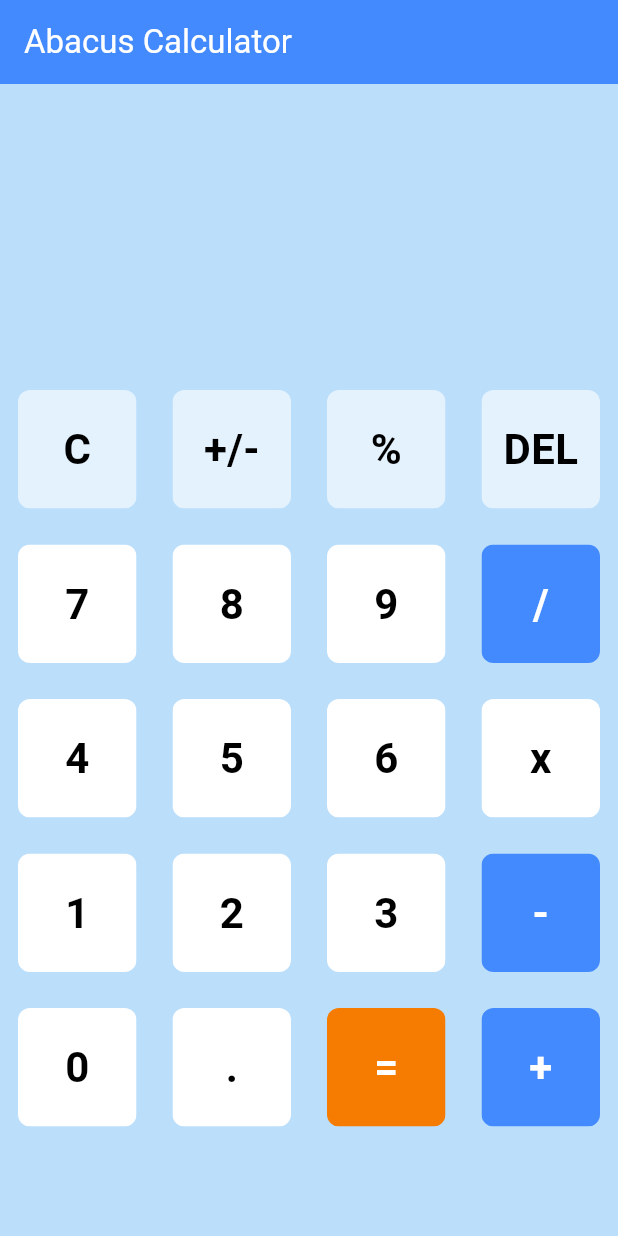
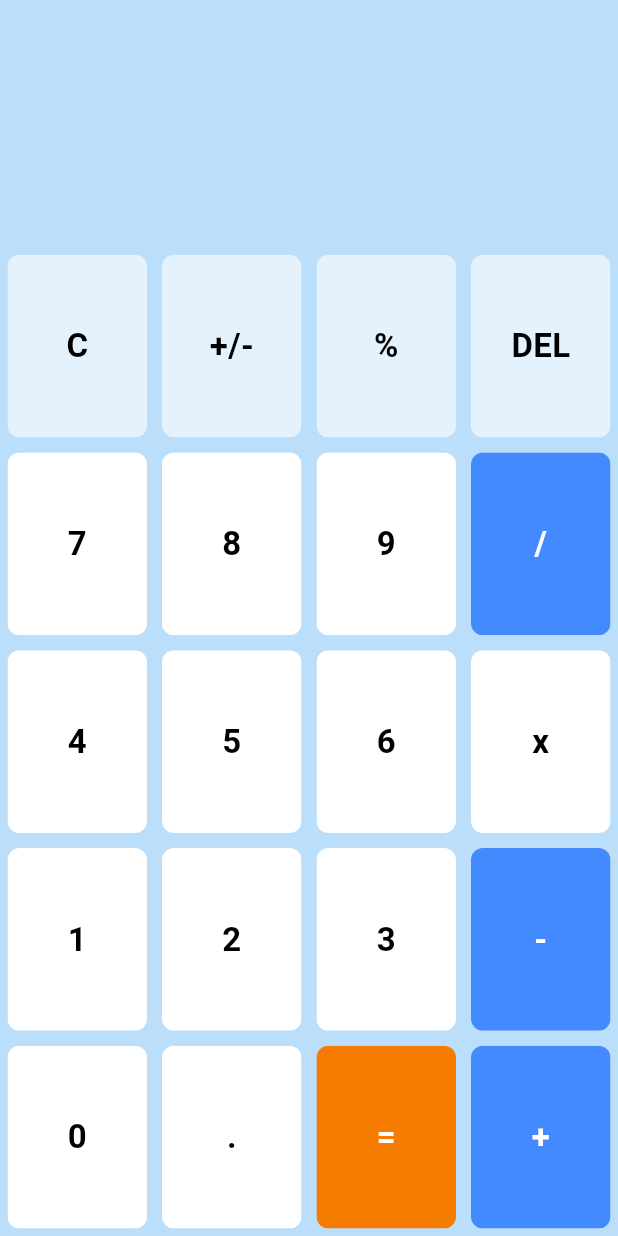
Before and after one commit to studTon/abacus_calc, a Flutter app: the screen it shows after launch, on a phone screen of 412 x 824 dp. Run offline on Flutter 3.47's test engine with Material 3 defaults, Android fonts, the phone set to English and light mode, and no system bars; our stand-ins replace math_expressions.

Commit message:
Responsive User Interface

```diff
--- a/lib/buttons.dart
+++ b/lib/buttons.dart
@@ -18,7 +18,7 @@ class MyButton extends StatelessWidget {
     return GestureDetector(
       onTap: buttontapped,
       child: Padding(
-        padding: const EdgeInsets.all(12.0),
+        padding: const EdgeInsets.all(5.0),
         child: ClipRRect(
           borderRadius: BorderRadius.circular(8),
           child: Container(
@@ -28,7 +28,7 @@ class MyButton extends StatelessWidget {
                 buttonText,
                 style: TextStyle(
                   color: textColor,
-                  fontSize: 28,
+                  fontSize: 22,
                   fontWeight: FontWeight.bold,
                 ),
               ),
--- a/lib/main.dart
+++ b/lib/main.dart
@@ -57,16 +57,43 @@ class _HomePageState extends State<HomePage> {
   @override
   Widget build(BuildContext context) {
     return Scaffold(
-      appBar: AppBar(
-        title: const Text("Abacus Calculator"),
-        backgroundColor: Colors.blueAccent,
-        foregroundColor: Colors.white,
-      ),
       backgroundColor: Colors.blue[100],
-      body: Column(
+      body: SafeArea(
+        child: OrientationBuilder(
+          builder: (context, orientation) {
+            if (orientation == Orientation.portrait) {
+              return Column(
                 children: <Widget>[
                   Expanded(
-            child: Column(
+                    child: _buildOutputDisplay(),
+                  ),
+                  Expanded(
+                    flex: 4,
+                    child: _buildButtonGrid(),
+                  ),
+                ],
+              );
+            } else {
+              return Row(
+                children: <Widget>[
+                  Expanded(
+                    child: _buildOutputDisplay(),
+                  ),
+                  Expanded(
+                    flex: 2,
+                    child: _buildButtonGrid(),
+                  ),
+                ],
+              );
+            }
+          },
+        ),
+      ),
+    );
+  }
+
+  Widget _buildOutputDisplay() {
+    return Column(
         mainAxisAlignment: MainAxisAlignment.spaceEvenly,
         children: <Widget>[
           Container(
@@ -76,7 +103,8 @@ class _HomePageState extends State<HomePage> {
               scrollDirection: Axis.horizontal,
               child: Text(
                 userInput,
-                        style: const TextStyle(fontSize: 40, color: Color.fromARGB(255, 14, 62, 86)),
+                style: const TextStyle(
+                    fontSize: 20, color: Color.fromARGB(255, 14, 62, 86)),
               ),
             ),
           ),
@@ -88,27 +116,29 @@ class _HomePageState extends State<HomePage> {
               child: Text(
                 answer,
                 style: const TextStyle(
-                            fontSize: 30,
+                    fontSize: 20,
                     color: Color.fromARGB(255, 14, 62, 86),
                     fontWeight: FontWeight.bold),
               ),
             ),
           )
-                ]),
+        ]);
+  }
+
+  Widget _buildButtonGrid() {
+    return LayoutBuilder(builder: (context, constraints) {
+      return GridView.builder(
+          itemCount: buttons.length,
+          physics: const NeverScrollableScrollPhysics(),
+          gridDelegate: SliverGridDelegateWithFixedCrossAxisCount(
+            crossAxisCount: 4,
+            childAspectRatio:
+                (constraints.maxWidth / 4) / (constraints.maxHeight / 5),
           ),
-          Expanded(
-            flex: 3,
-            child: GridView.builder(
-                itemCount: buttons.length,
-                gridDelegate: const SliverGridDelegateWithFixedCrossAxisCount(
-                    crossAxisCount: 4),
           itemBuilder: (BuildContext context, int index) {
             return _buildButton(buttons[index]);
-                }),
-          ),
-        ],
-      ),
-    );
+          });
+    });
   }
 
   Widget _buildButton(String buttonText) {
```
Also changed, not shown: 1 other file. Lines whose indentation alone changed are shown as unchanged.
